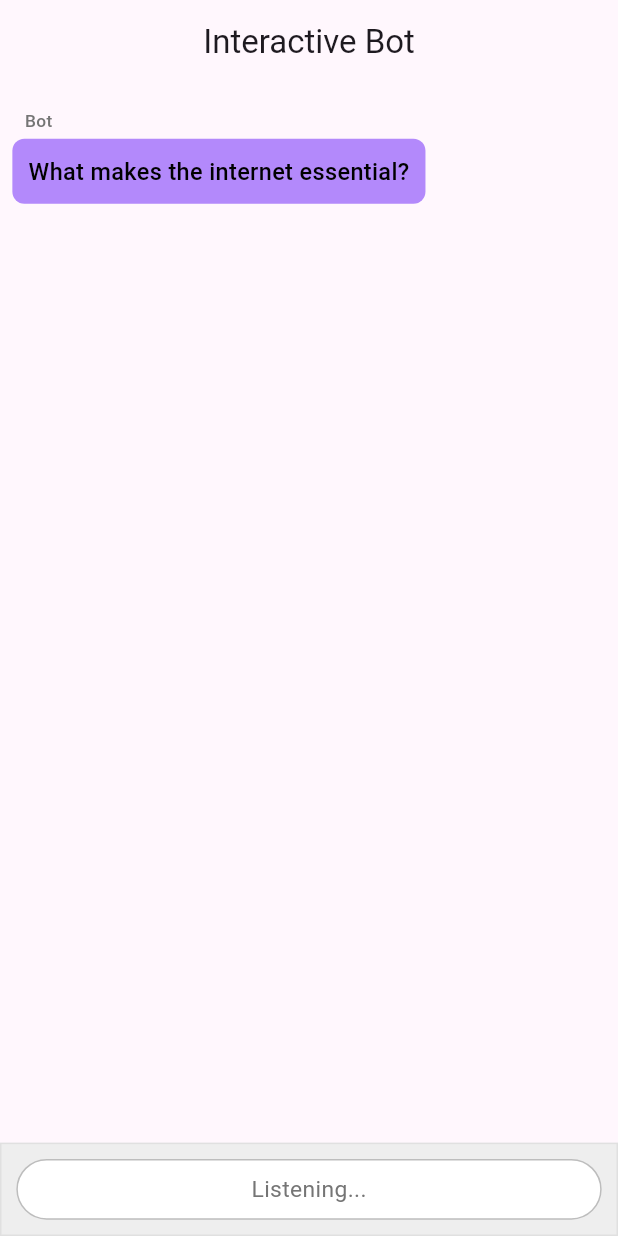
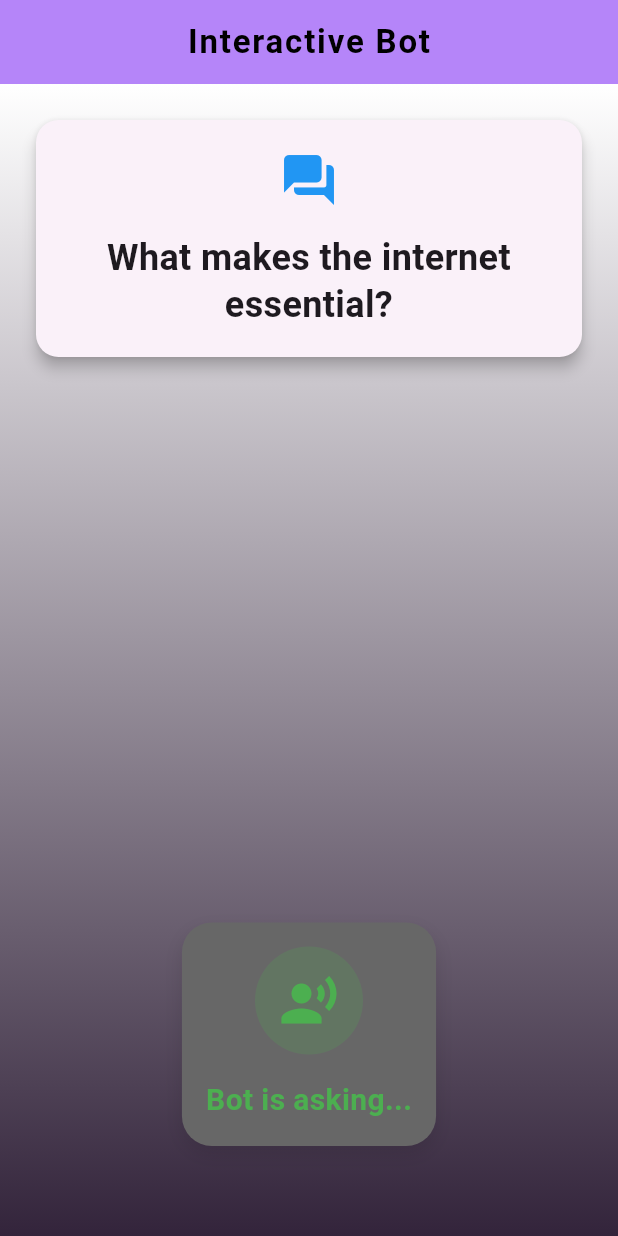
Before and after one commit to Bhargav090/Intactive-Bot-App, a Flutter app: the screen it shows after launch, on a phone screen of 412 x 824 dp. Run offline on Flutter 3.47's test engine with Material 3 defaults, Android fonts, the light colour scheme and no system bars; our stand-ins replace flutter_tts, speech_to_text.

Commit message:
updated based on intruption will act accordingly

```diff
--- a/lib/screens/chat_message.dart
+++ b/lib/screens/chat_message.dart
@@ -1,66 +1,66 @@
-import 'package:flutter/material.dart';
+// import 'package:flutter/material.dart';
 
-class ChatMessage extends StatelessWidget {
-  final String text;
-  final bool isBot;
-  final bool isTyping;
+// class ChatMessage extends StatelessWidget {
+//   final String text;
+//   final bool isBot;
+//   final bool isTyping;
 
-  const ChatMessage({
-    super.key,
-    required this.text,
-    required this.isBot,
-    this.isTyping = false,
-  });
+//   const ChatMessage({
+//     super.key,
+//     required this.text,
+//     required this.isBot,
+//     this.isTyping = false,
+//   });
 
-  @override
-  Widget build(BuildContext context) {
-    double height = MediaQuery.of(context).size.height;
+//   @override
+//   Widget build(BuildContext context) {
+//     double height = MediaQuery.of(context).size.height;
 
-    return Align(
-      alignment: isBot ? Alignment.centerLeft : Alignment.centerRight,
-      child: Container(
-        margin: EdgeInsets.symmetric(vertical: height * 0.01),
-        constraints: BoxConstraints(
-          maxWidth: MediaQuery.of(context).size.width * 0.8,
-        ),
-        child: Column(
-          crossAxisAlignment: isBot ? CrossAxisAlignment.start : CrossAxisAlignment.end,
-          children: [
-            Padding(
-              padding: EdgeInsets.only(
-                left: isBot ? height * 0.01 : 0,
-                right: isBot ? 0 : height * 0.01,
-                bottom: 4,
-              ),
-              child: Text(
-                isBot ? "Bot" : "You",
-                style: TextStyle(
-                  color: Colors.grey[600],
-                  fontSize: height * 0.014,
-                  fontWeight: FontWeight.w500,
-                ),
-              ),
-            ),
-            Container(
-              padding: EdgeInsets.all(height * 0.013),
-              decoration: BoxDecoration(
-                color: isBot
-                  ? (isTyping ? Colors.grey[300] : const Color.fromARGB(255, 179, 137, 251))
-                  : Colors.blue[300],
-                borderRadius: BorderRadius.circular(8),
-              ),
-              child: Text(
-                text,
-                style: TextStyle(
-                  color: Colors.black,
-                  fontSize: height * 0.019,
-                  fontWeight: FontWeight.w500,
-                ),
-              ),
-            ),
-          ],
-        ),
-      ),
-    );
-  }
-}
+//     return Align(
+//       alignment: isBot ? Alignment.centerLeft : Alignment.centerRight,
+//       child: Container(
+//         margin: EdgeInsets.symmetric(vertical: height * 0.01),
+//         constraints: BoxConstraints(
+//           maxWidth: MediaQuery.of(context).size.width * 0.8,
+//         ),
+//         child: Column(
+//           crossAxisAlignment: isBot ? CrossAxisAlignment.start : CrossAxisAlignment.end,
+//           children: [
+//             Padding(
+//               padding: EdgeInsets.only(
+//                 left: isBot ? height * 0.01 : 0,
+//                 right: isBot ? 0 : height * 0.01,
+//                 bottom: 4,
+//               ),
+//               child: Text(
+//                 isBot ? "Bot" : "You",
+//                 style: TextStyle(
+//                   color: Colors.grey[600],
+//                   fontSize: height * 0.014,
+//                   fontWeight: FontWeight.w500,
+//                 ),
+//               ),
+//             ),
+//             Container(
+//               padding: EdgeInsets.all(height * 0.013),
+//               decoration: BoxDecoration(
+//                 color: isBot
+//                   ? (isTyping ? Colors.grey[300] : const Color.fromARGB(255, 179, 137, 251))
+//                   : Colors.blue[300],
+//                 borderRadius: BorderRadius.circular(8),
+//               ),
+//               child: Text(
+//                 text,
+//                 style: TextStyle(
+//                   color: Colors.black,
+//                   fontSize: height * 0.019,
+//                   fontWeight: FontWeight.w500,
+//                 ),
+//               ),
+//             ),
+//           ],
+//         ),
+//       ),
+//     );
+//   }
+// }
--- a/lib/screens/home_screen.dart
+++ b/lib/screens/home_screen.dart
@@ -1,9 +1,9 @@
 import 'package:flutter/material.dart';
 import 'package:speech_to_text/speech_to_text.dart' as stt;
+import 'package:flutter_tts/flutter_tts.dart';
 import 'package:http/http.dart' as http;
 import 'dart:convert';
 import 'dart:async';
-import 'chat_message.dart';
 
 class HomeScreen extends StatefulWidget {
   const HomeScreen({super.key});
@@ -13,62 +13,86 @@ class HomeScreen extends StatefulWidget {
 }
 
 class _HomeScreenState extends State<HomeScreen> {
-  List<Map<String, String>> messages = [
-    {'sender': 'bot', 'text': 'What makes the internet essential?'}
-  ];
+  final String defaultQuestion = 'What makes the internet essential?';
   bool isListening = false;
   bool isSpeaking = false;
   bool isProcessingResponse = false;
+  bool isBotSpeaking = false;
+  bool hasAskedInitialQuestion = false;
   String currentText = "";
+  String botResponse = "";
+  String lastRecognizedText = "";
   Timer? speechTimer;
-  Timer? botResponseTimer;
   stt.SpeechToText speech = stt.SpeechToText();
-  StreamController<String>? currentResponseController;
+  FlutterTts flutterTts = FlutterTts();
 
   @override
   void initState() {
     super.initState();
     initializeSpeech();
+    initializeTts();
+    Future.delayed(const Duration(milliseconds: 1000), () {
+      speakInitialQuestion();
+    });
   }
 
   @override
   void dispose() {
     speechTimer?.cancel();
-    botResponseTimer?.cancel();
-    currentResponseController?.close();
     speech.stop();
+    flutterTts.stop();
     super.dispose();
+  }
+
+  Future<void> speakInitialQuestion() async {
+    setState(() {
+      isBotSpeaking = true;
+    });
+    await flutterTts.speak(defaultQuestion);
+  }
+
+  Future<void> initializeTts() async {
+    await flutterTts.setLanguage("en-US");
+    await flutterTts.setSpeechRate(0.5);
+
+    flutterTts.setCompletionHandler(() {
+      setState(() {
+        isBotSpeaking = false;
+        if (!hasAskedInitialQuestion) {
+          hasAskedInitialQuestion = true;
+          startContinuousListening();
+        }
+      });
+    });
   }
 
   Future<void> initializeSpeech() async {
     bool available = await speech.initialize(
       onStatus: (status) async {
-        print("status: $status");
         if (status == 'done' || status == 'notListening') {
           await Future.delayed(const Duration(milliseconds: 50));
-          if (mounted) {
+          if (mounted && hasAskedInitialQuestion) {
             startContinuousListening();
           }
         }
       },
       onError: (error) async {
-        print("Speech error: $error");
         await Future.delayed(const Duration(milliseconds: 50));
-        if (mounted) {
+        if (mounted && hasAskedInitialQuestion) {
           startContinuousListening();
         }
       },
     );
 
-    if (available) {
-      startContinuousListening();
-    } else {
-      print("Speech recognition not available");
+    if (available && !hasAskedInitialQuestion) {
+      setState(() {
+        isListening = false;
+      });
     }
   }
 
   void startContinuousListening() async {
-    if (!speech.isListening && mounted) {
+    if (!speech.isListening && mounted && hasAskedInitialQuestion) {
       try {
         await speech.listen(
           onResult: handleSpeechResult,
@@ -81,9 +105,8 @@ class _HomeScreenState extends State<HomeScreen> {
           isListening = true;
         });
       } catch (e) {
-        print("Error starting listening: $e");
         await Future.delayed(const Duration(milliseconds: 50));
-        if (mounted) {
+        if (mounted && hasAskedInitialQuestion) {
           startContinuousListening();
         }
       }
@@ -92,22 +115,35 @@ class _HomeScreenState extends State<HomeScreen> {
 
   void handleSpeechResult(result) {
     if (mounted) {
-      if (isProcessingResponse && result.recognizedWords.isNotEmpty) {
-        cancelCurrentBotResponse();
+      String recognizedWords = result.recognizedWords;
+
+      if (recognizedWords.isNotEmpty) {
+        lastRecognizedText = recognizedWords;
+      }
+
+      if (isBotSpeaking && recognizedWords.isNotEmpty) {
+        flutterTts.stop();
+        setState(() {
+          isBotSpeaking = false;
+          botResponse = "";
+          currentText = recognizedWords;
+        });
       }
 
       setState(() {
-        currentText = result.recognizedWords;
-        isSpeaking = result.recognizedWords.isNotEmpty;
+        currentText = recognizedWords;
+        isSpeaking = recognizedWords.isNotEmpty;
       });
 
       speechTimer?.cancel();
-      if (result.recognizedWords.isNotEmpty) {
-        speechTimer = Timer(const Duration(seconds: 3), () {
-          if (currentText.isNotEmpty) {
-            sendToBackend(currentText);
+
+      if (recognizedWords.isNotEmpty) {
+        speechTimer = Timer(const Duration(seconds: 2), () {
+          if (lastRecognizedText.isNotEmpty) {
+            sendToBackend(lastRecognizedText);
             setState(() {
               currentText = "";
+              lastRecognizedText = "";
             });
           }
         });
@@ -115,19 +151,13 @@ class _HomeScreenState extends State<HomeScreen> {
     }
   }
 
-  void cancelCurrentBotResponse() {
-    botResponseTimer?.cancel();
-    currentResponseController?.close();
-    currentResponseController = null;
+  Future<void> sendToBackend(String text) async {
+    if (isBotSpeaking) {
+      await flutterTts.stop();
       setState(() {
-      isProcessingResponse = false;
-      messages.removeWhere((m) => m['isTyping'] == 'true');
+        isBotSpeaking = false;
       });
     }
-
-  Future<void> sendToBackend(String text) async {
-    cancelCurrentBotResponse();
-    addMessage('user', text);
 
     const String backendUrl = "https://rampoth.pythonanywhere.com/process_text";
     try {
@@ -143,158 +173,167 @@ class _HomeScreenState extends State<HomeScreen> {
 
       if (response.statusCode == 200 && mounted) {
         var jsonResponse = json.decode(response.body);
+        String responseText = jsonResponse['response'];
 
-        currentResponseController = StreamController<String>();
-        String botResponse = jsonResponse['response'];
+        setState(() {
+          botResponse = responseText;
+          isBotSpeaking = true;
+        });
 
-        addTypingMessage();
+        await flutterTts.speak(responseText);
+      }
 
-        List<String> words = botResponse.split(' ');
-        int wordIndex = 0;
-
-        botResponseTimer = Timer.periodic(const Duration(milliseconds: 300), (timer) {
-          if (!currentResponseController!.isClosed && mounted) {
-            if (wordIndex < words.length) {
-              currentResponseController!.add(words.sublist(0, wordIndex + 1).join(' '));
-              wordIndex++;
-            } else {
-              timer.cancel();
-              if (!currentResponseController!.isClosed) {
-                currentResponseController!.close();
-                removeTypingMessage();
-                addMessage('bot', botResponse);
       setState(() {
         isProcessingResponse = false;
       });
-              }
-            }
-          } else {
-            timer.cancel();
-          }
-        });
-
-        currentResponseController!.stream.listen(
-          (partialResponse) {
-            if (mounted) {
-              updateTypingMessage(partialResponse);
-            }
-          },
-          onDone: () {
-            if (mounted) {
-              removeTypingMessage();
+    } catch (e) {
       setState(() {
         isProcessingResponse = false;
+        botResponse = "Error processing your message. Please try again.";
       });
+      await flutterTts.speak(botResponse);
     }
-          },
-        );
-      } else {
-        if (mounted) {
-          addMessage('bot', 'Failed to communicate with the backend.');
-          setState(() {
-            isProcessingResponse = false;
-          });
-        }
-      }
-    } catch (e) {
-      print("Error sending text to backend: $e");
-      if (mounted) {
-        addMessage('bot', 'Error processing your message. Please try again.');
-        setState(() {
-          isProcessingResponse = false;
-        });
-      }
-    }
-  }
-
-  void addTypingMessage() {
-    setState(() {
-      messages.add({'sender': 'bot', 'text': '...', 'isTyping': 'true'});
-    });
-  }
-
-  void updateTypingMessage(String text) {
-    setState(() {
-      int typingIndex = messages.indexWhere((m) => m['isTyping'] == 'true');
-      if (typingIndex != -1) {
-        messages[typingIndex]['text'] = text;
-      }
-    });
-  }
-
-  void removeTypingMessage() {
-    setState(() {
-      messages.removeWhere((m) => m['isTyping'] == 'true');
-    });
-  }
-
-  void addMessage(String sender, String text) {
-    setState(() {
-      messages.add({'sender': sender, 'text': text});
-    });
   }
 
   @override
   Widget build(BuildContext context) {
-    double height = MediaQuery.of(context).size.height;
     return Scaffold(
       appBar: AppBar(
-        title: const Text("Interactive Bot"),
-        centerTitle: true,
-      ),
-      body: Column(
-        children: [
-          Expanded(
-            child: ListView.builder(
-              padding: EdgeInsets.all(height * 0.01),
-              itemCount: messages.length,
-              itemBuilder: (context, index) {
-                var message = messages[index];
-                bool isBot = message['sender'] == 'bot';
-                bool isTyping = message['isTyping'] == 'true';
-
-                return ChatMessage(
-                  text: message['text']!,
-                  isBot: isBot,
-                  isTyping: isTyping,
-                );
-              },
+        title: const Text(
+          "Interactive Bot",
+          style: TextStyle(
+            color: Colors.black,
+            fontWeight: FontWeight.bold,
+            letterSpacing: 1.2,
           ),
         ),
-          Container(
-            padding: EdgeInsets.all(height * 0.012),
+        centerTitle: true,
+        elevation: 0,
+        backgroundColor: const Color.fromARGB(255, 181, 133, 249)
+      ),
+      body: Container(
         decoration: BoxDecoration(
-              color: Colors.grey[200],
-              border: Border.all(color: Colors.grey[300]!),
+          gradient: LinearGradient(
+            begin: Alignment.topCenter,
+            end: Alignment.bottomCenter,
+            colors: [
+              const Color.fromARGB(255, 255, 255, 255),
+              const Color.fromARGB(255, 51, 36, 59),
+            ],
           ),
-            child: Row(
+        ),
+        child: SafeArea(
+          child: Column(
             children: [
-                Expanded(
-                  child: Container(
-                    padding: EdgeInsets.symmetric(
-                      horizontal: height * 0.04,
-                      vertical: height * 0.01,
+              Padding(
+                padding: const EdgeInsets.all(20.0),
+                child: Card(
+                  elevation: 4,
+                  shape: RoundedRectangleBorder(
+                    borderRadius: BorderRadius.circular(15),
                   ),
-                    decoration: BoxDecoration(
-                      color: Colors.white,
-                      borderRadius: BorderRadius.circular(25),
-                      border: Border.all(color: Colors.grey[400]!),
+                  child: Padding(
+                    padding: const EdgeInsets.all(20.0),
+                    child: Column(
+                      children: [
+                        const Icon(
+                          Icons.question_answer_rounded,
+                          size: 40,
+                          color: Colors.blue,
                         ),
-                    child: Center(
-                      child: Text(
-                        isSpeaking ? "Speaking..." : (currentText.isEmpty ? "Listening..." : currentText),
-                        style: TextStyle(
-                          fontSize: height * 0.0185,
-                          color: isSpeaking ? Colors.blue : Colors.grey[600],
+                        const SizedBox(height: 16),
+                        Text(
+                          defaultQuestion,
+                          style: const TextStyle(
+                            fontSize: 24,
+                            fontWeight: FontWeight.bold,
+                            height: 1.3,
+                          ),
+                          textAlign: TextAlign.center,
+                        ),
+                      ],
                     ),
                   ),
                 ),
+              ),
+
+              const Spacer(),
+
+              Container(
+                margin: const EdgeInsets.all(20),
+                padding: const EdgeInsets.all(16),
+                decoration: BoxDecoration(
+                  color: const Color.fromARGB(255, 103, 103, 103),
+                  borderRadius: BorderRadius.circular(20),
+                  boxShadow: [
+                    BoxShadow(
+                      color: Colors.black.withOpacity(0.1),
+                      blurRadius: 10,
+                      offset: const Offset(0, 5),
+                    ),
+                  ],
+                ),
+                child: Column(
+                  children: [
+                    AnimatedContainer(
+                      duration: const Duration(milliseconds: 300),
+                      padding: const EdgeInsets.all(16),
+                      decoration: BoxDecoration(
+                        shape: BoxShape.circle,
+                        color: !hasAskedInitialQuestion
+                            ? Colors.green.withOpacity(0.2)
+                            : isSpeaking
+                                ? Colors.blue.withOpacity(0.2)
+                                : isBotSpeaking
+                                    ? Colors.green.withOpacity(0.2)
+                                    : Colors.grey.withOpacity(0.2),
+                      ),
+                      child: Icon(
+                        !hasAskedInitialQuestion
+                            ? Icons.record_voice_over
+                            : isSpeaking
+                                ? Icons.mic
+                                : isBotSpeaking
+                                    ? Icons.speaker
+                                    : Icons.hearing,
+                        size: 40,
+                        color: !hasAskedInitialQuestion
+                            ? Colors.green
+                            : isSpeaking
+                                ? Colors.blue
+                                : isBotSpeaking
+                                    ? Colors.green
+                                    : Colors.grey,
+                      ),
+                    ),
+                    const SizedBox(height: 16),
+                    Text(
+                      !hasAskedInitialQuestion
+                          ? "Bot is asking..."
+                          : isSpeaking
+                              ? "Speaking..."
+                              : isBotSpeaking
+                                  ? "Bot is responding..."
+                                  : "Listening...",
+                      style: TextStyle(
+                        fontSize: 20,
+                        fontWeight: FontWeight.w600,
+                        color: !hasAskedInitialQuestion
+                            ? Colors.green
+                            : isSpeaking
+                                ? Colors.blue
+                                : isBotSpeaking
+                                    ? Colors.green
+                                    : Colors.grey,
                       ),
                     ),
                   ],
                 ),
               ),
+              const SizedBox(height: 40),
             ],
+          ),
+        ),
       ),
     );
   }
--- a/pubspec.yaml
+++ b/pubspec.yaml
@@ -38,6 +38,7 @@ dependencies:
   permission_handler: ^11.3.1
   http: ^1.2.2
   speech_to_text: ^7.0.0
+  flutter_tts: ^4.2.1
 
 dev_dependencies:
   flutter_test:
```
Also changed, not shown: pubspec.lock, 3 other files. Lines whose indentation alone changed are shown as unchanged.
